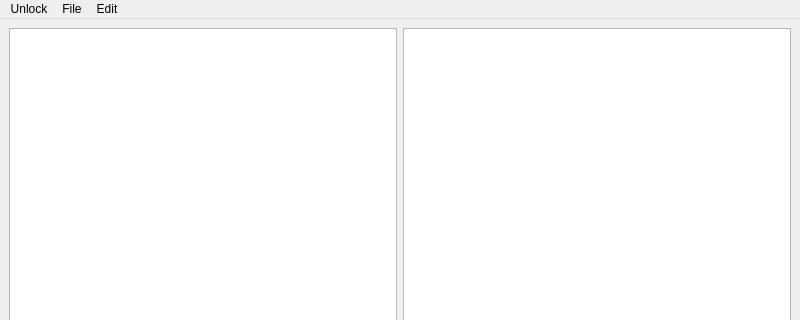
This is ui/namemanager.ui in demonbro-dev/RPQt as Qt 5 draws it before an edit; both pictures show x 0 to 800 and y 0 to 320 of the 800 by 600 pixel window. The edited form follows.
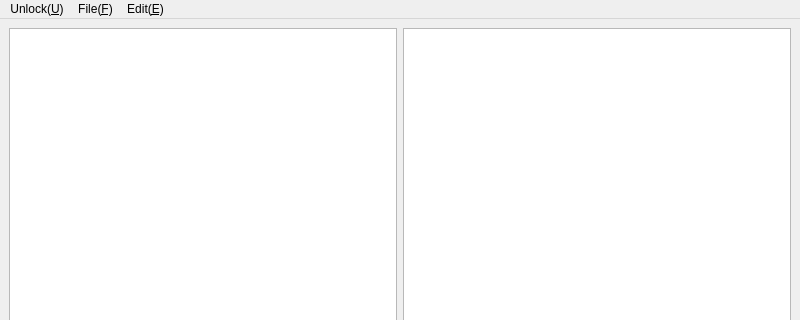
This is the edited form. Icons and pictures are not drawn.

Patch:
```diff
--- a/ui/namemanager.ui
+++ b/ui/namemanager.ui
@@ -45,20 +45,20 @@
    </property>
    <widget class="QMenu" name="menuUnlock">
     <property name="title">
-     <string>Unlock</string>
+     <string>Unlock(&amp;U)</string>
     </property>
     <addaction name="actionUnlock"/>
    </widget>
    <widget class="QMenu" name="menuFile">
     <property name="title">
-     <string>File</string>
+     <string>File(&amp;F)</string>
     </property>
     <addaction name="actionSave"/>
     <addaction name="actionReload"/>
    </widget>
    <widget class="QMenu" name="menuEdit">
     <property name="title">
-     <string>Edit</string>
+     <string>Edit(&amp;E)</string>
     </property>
     <addaction name="actionAddList"/>
     <addaction name="actionRemoveList"/>
```
